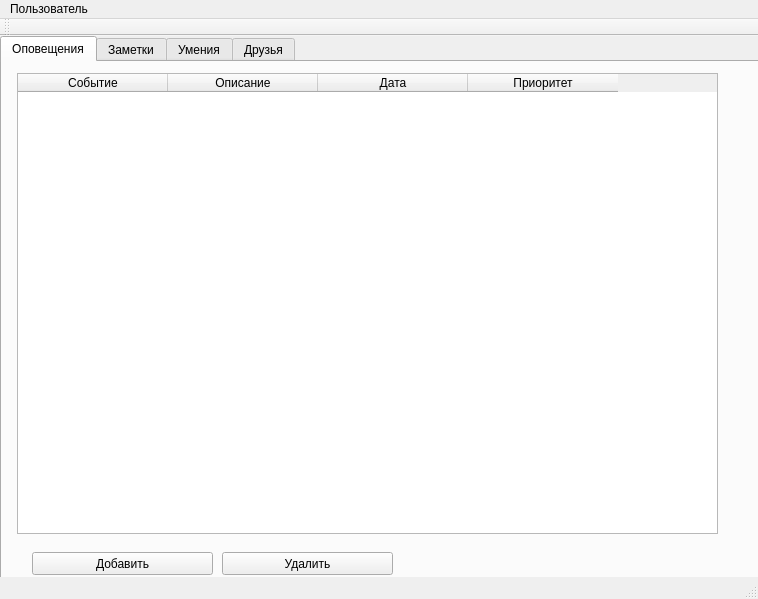
First picture: the form in MainWindow.ui, repository MelLain/Different, before the edit.
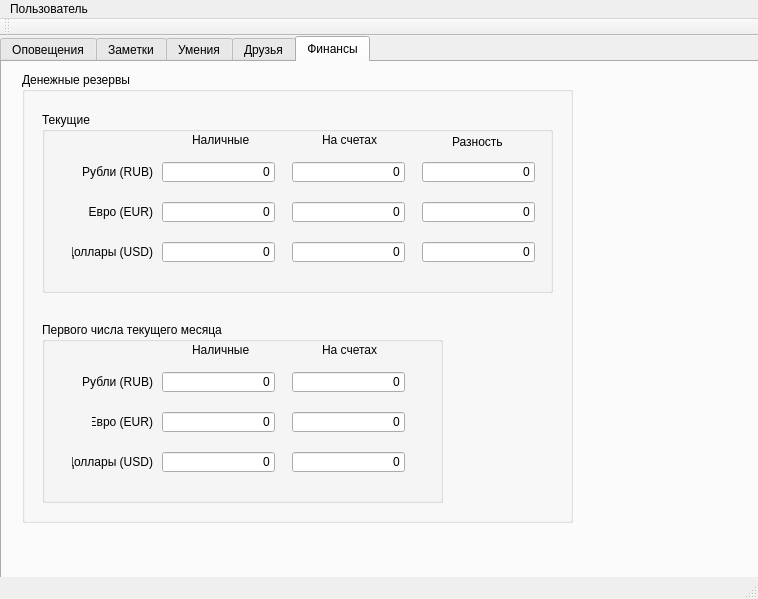
Second picture: the form after the edit. Icons and pictures are not drawn.

Commit message: add money tab

Patch:
```diff
--- a/MainWindow.ui
+++ b/MainWindow.ui
@@ -52,7 +52,7 @@
      </sizepolicy>
     </property>
     <property name="currentIndex">
-     <number>0</number>
+     <number>4</number>
     </property>
     <widget class="QWidget" name="tab_1">
      <property name="toolTip">
@@ -284,6 +284,463 @@
       </property>
      </widget>
     </widget>
+    <widget class="QWidget" name="tab_5">
+     <attribute name="title">
+      <string>Финансы</string>
+     </attribute>
+     <widget class="QGroupBox" name="groupBox_2">
+      <property name="geometry">
+       <rect>
+        <x>20</x>
+        <y>10</y>
+        <width>551</width>
+        <height>451</height>
+       </rect>
+      </property>
+      <property name="title">
+       <string>Денежные резервы</string>
+      </property>
+      <widget class="QGroupBox" name="groupBox_3">
+       <property name="geometry">
+        <rect>
+         <x>20</x>
+         <y>40</y>
+         <width>511</width>
+         <height>181</height>
+        </rect>
+       </property>
+       <property name="title">
+        <string>Текущие</string>
+       </property>
+       <widget class="QLabel" name="label">
+        <property name="geometry">
+         <rect>
+          <x>30</x>
+          <y>50</y>
+          <width>81</width>
+          <height>20</height>
+         </rect>
+        </property>
+        <property name="text">
+         <string>Рубли (RUB)</string>
+        </property>
+        <property name="alignment">
+         <set>Qt::AlignRight|Qt::AlignTrailing|Qt::AlignVCenter</set>
+        </property>
+       </widget>
+       <widget class="QLineEdit" name="CurRubNalEdit">
+        <property name="geometry">
+         <rect>
+          <x>120</x>
+          <y>50</y>
+          <width>113</width>
+          <height>20</height>
+         </rect>
+        </property>
+        <property name="inputMethodHints">
+         <set>Qt::ImhNone</set>
+        </property>
+        <property name="text">
+         <string>0</string>
+        </property>
+        <property name="alignment">
+         <set>Qt::AlignRight|Qt::AlignTrailing|Qt::AlignVCenter</set>
+        </property>
+       </widget>
+       <widget class="QLabel" name="label_2">
+        <property name="geometry">
+         <rect>
+          <x>30</x>
+          <y>90</y>
+          <width>81</width>
+          <height>20</height>
+         </rect>
+        </property>
+        <property name="text">
+         <string>Евро (EUR)</string>
+        </property>
+        <property name="alignment">
+         <set>Qt::AlignRight|Qt::AlignTrailing|Qt::AlignVCenter</set>
+        </property>
+       </widget>
+       <widget class="QLineEdit" name="CurEurNalEdit">
+        <property name="geometry">
+         <rect>
+          <x>120</x>
+          <y>90</y>
+          <width>113</width>
+          <height>20</height>
+         </rect>
+        </property>
+        <property name="text">
+         <string>0</string>
+        </property>
+        <property name="alignment">
+         <set>Qt::AlignRight|Qt::AlignTrailing|Qt::AlignVCenter</set>
+        </property>
+       </widget>
+       <widget class="QLabel" name="label_3">
+        <property name="geometry">
+         <rect>
+          <x>30</x>
+          <y>130</y>
+          <width>81</width>
+          <height>20</height>
+         </rect>
+        </property>
+        <property name="text">
+         <string>Доллары (USD)</string>
+        </property>
+        <property name="alignment">
+         <set>Qt::AlignRight|Qt::AlignTrailing|Qt::AlignVCenter</set>
+        </property>
+       </widget>
+       <widget class="QLineEdit" name="CurUsdNalEdit">
+        <property name="geometry">
+         <rect>
+          <x>120</x>
+          <y>130</y>
+          <width>113</width>
+          <height>20</height>
+         </rect>
+        </property>
+        <property name="text">
+         <string>0</string>
+        </property>
+        <property name="alignment">
+         <set>Qt::AlignRight|Qt::AlignTrailing|Qt::AlignVCenter</set>
+        </property>
+       </widget>
+       <widget class="QLineEdit" name="CurUsdElecEdit">
+        <property name="geometry">
+         <rect>
+          <x>250</x>
+          <y>130</y>
+          <width>113</width>
+          <height>20</height>
+         </rect>
+        </property>
+        <property name="text">
+         <string>0</string>
+        </property>
+        <property name="alignment">
+         <set>Qt::AlignRight|Qt::AlignTrailing|Qt::AlignVCenter</set>
+        </property>
+       </widget>
+       <widget class="QLineEdit" name="CurRubElecEdit">
+        <property name="geometry">
+         <rect>
+          <x>250</x>
+          <y>50</y>
+          <width>113</width>
+          <height>20</height>
+         </rect>
+        </property>
+        <property name="text">
+         <string>0</string>
+        </property>
+        <property name="alignment">
+         <set>Qt::AlignRight|Qt::AlignTrailing|Qt::AlignVCenter</set>
+        </property>
+       </widget>
+       <widget class="QLineEdit" name="CurEurElecEdit">
+        <property name="geometry">
+         <rect>
+          <x>250</x>
+          <y>90</y>
+          <width>113</width>
+          <height>20</height>
+         </rect>
+        </property>
+        <property name="text">
+         <string>0</string>
+        </property>
+        <property name="alignment">
+         <set>Qt::AlignRight|Qt::AlignTrailing|Qt::AlignVCenter</set>
+        </property>
+       </widget>
+       <widget class="QLabel" name="label_4">
+        <property name="geometry">
+         <rect>
+          <x>150</x>
+          <y>20</y>
+          <width>61</width>
+          <height>16</height>
+         </rect>
+        </property>
+        <property name="text">
+         <string>Наличные</string>
+        </property>
+       </widget>
+       <widget class="QLabel" name="label_5">
+        <property name="geometry">
+         <rect>
+          <x>280</x>
+          <y>20</y>
+          <width>61</width>
+          <height>16</height>
+         </rect>
+        </property>
+        <property name="text">
+         <string>На счетах</string>
+        </property>
+       </widget>
+       <widget class="QLabel" name="label_16">
+        <property name="geometry">
+         <rect>
+          <x>410</x>
+          <y>20</y>
+          <width>61</width>
+          <height>20</height>
+         </rect>
+        </property>
+        <property name="text">
+         <string>Разность</string>
+        </property>
+       </widget>
+       <widget class="QLineEdit" name="UsdDiffEdit">
+        <property name="geometry">
+         <rect>
+          <x>380</x>
+          <y>130</y>
+          <width>113</width>
+          <height>20</height>
+         </rect>
+        </property>
+        <property name="text">
+         <string>0</string>
+        </property>
+        <property name="alignment">
+         <set>Qt::AlignRight|Qt::AlignTrailing|Qt::AlignVCenter</set>
+        </property>
+        <property name="readOnly">
+         <bool>true</bool>
+        </property>
+       </widget>
+       <widget class="QLineEdit" name="EurDiffEdit">
+        <property name="geometry">
+         <rect>
+          <x>380</x>
+          <y>90</y>
+          <width>113</width>
+          <height>20</height>
+         </rect>
+        </property>
+        <property name="text">
+         <string>0</string>
+        </property>
+        <property name="alignment">
+         <set>Qt::AlignRight|Qt::AlignTrailing|Qt::AlignVCenter</set>
+        </property>
+        <property name="readOnly">
+         <bool>true</bool>
+        </property>
+       </widget>
+       <widget class="QLineEdit" name="RubDiffEdit">
+        <property name="geometry">
+         <rect>
+          <x>380</x>
+          <y>50</y>
+          <width>113</width>
+          <height>20</height>
+         </rect>
+        </property>
+        <property name="text">
+         <string>0</string>
+        </property>
+        <property name="alignment">
+         <set>Qt::AlignRight|Qt::AlignTrailing|Qt::AlignVCenter</set>
+        </property>
+        <property name="readOnly">
+         <bool>true</bool>
+        </property>
+       </widget>
+      </widget>
+      <widget class="QGroupBox" name="groupBox_4">
+       <property name="geometry">
+        <rect>
+         <x>20</x>
+         <y>250</y>
+         <width>401</width>
+         <height>181</height>
+        </rect>
+       </property>
+       <property name="title">
+        <string>Первого числа текущего месяца</string>
+       </property>
+       <widget class="QLabel" name="label_11">
+        <property name="geometry">
+         <rect>
+          <x>40</x>
+          <y>50</y>
+          <width>71</width>
+          <height>20</height>
+         </rect>
+        </property>
+        <property name="text">
+         <string>Рубли (RUB)</string>
+        </property>
+        <property name="alignment">
+         <set>Qt::AlignRight|Qt::AlignTrailing|Qt::AlignVCenter</set>
+        </property>
+       </widget>
+       <widget class="QLineEdit" name="OldRubNalEdit">
+        <property name="geometry">
+         <rect>
+          <x>120</x>
+          <y>50</y>
+          <width>113</width>
+          <height>20</height>
+         </rect>
+        </property>
+        <property name="text">
+         <string>0</string>
+        </property>
+        <property name="alignment">
+         <set>Qt::AlignRight|Qt::AlignTrailing|Qt::AlignVCenter</set>
+        </property>
+       </widget>
+       <widget class="QLabel" name="label_12">
+        <property name="geometry">
+         <rect>
+          <x>50</x>
+          <y>90</y>
+          <width>61</width>
+          <height>20</height>
+         </rect>
+        </property>
+        <property name="text">
+         <string>Евро (EUR)</string>
+        </property>
+        <property name="alignment">
+         <set>Qt::AlignRight|Qt::AlignTrailing|Qt::AlignVCenter</set>
+        </property>
+       </widget>
+       <widget class="QLineEdit" name="OldEurNalEdit">
+        <property name="geometry">
+         <rect>
+          <x>120</x>
+          <y>90</y>
+          <width>113</width>
+          <height>20</height>
+         </rect>
+        </property>
+        <property name="text">
+         <string>0</string>
+        </property>
+        <property name="alignment">
+         <set>Qt::AlignRight|Qt::AlignTrailing|Qt::AlignVCenter</set>
+        </property>
+       </widget>
+       <widget class="QLabel" name="label_13">
+        <property name="geometry">
+         <rect>
+          <x>30</x>
+          <y>130</y>
+          <width>81</width>
+          <height>20</height>
+         </rect>
+        </property>
+        <property name="text">
+         <string>Доллары (USD)</string>
+        </property>
+        <property name="alignment">
+         <set>Qt::AlignRight|Qt::AlignTrailing|Qt::AlignVCenter</set>
+        </property>
+       </widget>
+       <widget class="QLineEdit" name="OldUsdNalEdit">
+        <property name="geometry">
+         <rect>
+          <x>120</x>
+          <y>130</y>
+          <width>113</width>
+          <height>20</height>
+         </rect>
+        </property>
+        <property name="text">
+         <string>0</string>
+        </property>
+        <property name="alignment">
+         <set>Qt::AlignRight|Qt::AlignTrailing|Qt::AlignVCenter</set>
+        </property>
+       </widget>
+       <widget class="QLineEdit" name="OldUsdElecEdit">
+        <property name="geometry">
+         <rect>
+          <x>250</x>
+          <y>130</y>
+          <width>113</width>
+          <height>20</height>
+         </rect>
+        </property>
+        <property name="text">
+         <string>0</string>
+        </property>
+        <property name="alignment">
+         <set>Qt::AlignRight|Qt::AlignTrailing|Qt::AlignVCenter</set>
+        </property>
+       </widget>
+       <widget class="QLineEdit" name="OldRubElecEdit">
+        <property name="geometry">
+         <rect>
+          <x>250</x>
+          <y>50</y>
+          <width>113</width>
+          <height>20</height>
+         </rect>
+        </property>
+        <property name="text">
+         <string>0</string>
+        </property>
+        <property name="alignment">
+         <set>Qt::AlignRight|Qt::AlignTrailing|Qt::AlignVCenter</set>
+        </property>
+       </widget>
+       <widget class="QLineEdit" name="OldEurElecEdit">
+        <property name="geometry">
+         <rect>
+          <x>250</x>
+          <y>90</y>
+          <width>113</width>
+          <height>20</height>
+         </rect>
+        </property>
+        <property name="text">
+         <string>0</string>
+        </property>
+        <property name="alignment">
+         <set>Qt::AlignRight|Qt::AlignTrailing|Qt::AlignVCenter</set>
+        </property>
+       </widget>
+       <widget class="QLabel" name="label_14">
+        <property name="geometry">
+         <rect>
+          <x>150</x>
+          <y>20</y>
+          <width>61</width>
+          <height>16</height>
+         </rect>
+        </property>
+        <property name="text">
+         <string>Наличные</string>
+        </property>
+       </widget>
+       <widget class="QLabel" name="label_15">
+        <property name="geometry">
+         <rect>
+          <x>280</x>
+          <y>20</y>
+          <width>61</width>
+          <height>16</height>
+         </rect>
+        </property>
+        <property name="text">
+         <string>На счетах</string>
+        </property>
+       </widget>
+      </widget>
+     </widget>
+    </widget>
    </widget>
   </widget>
   <widget class="QMenuBar" name="menuBar">
```
The commit also changes 2 other files.
